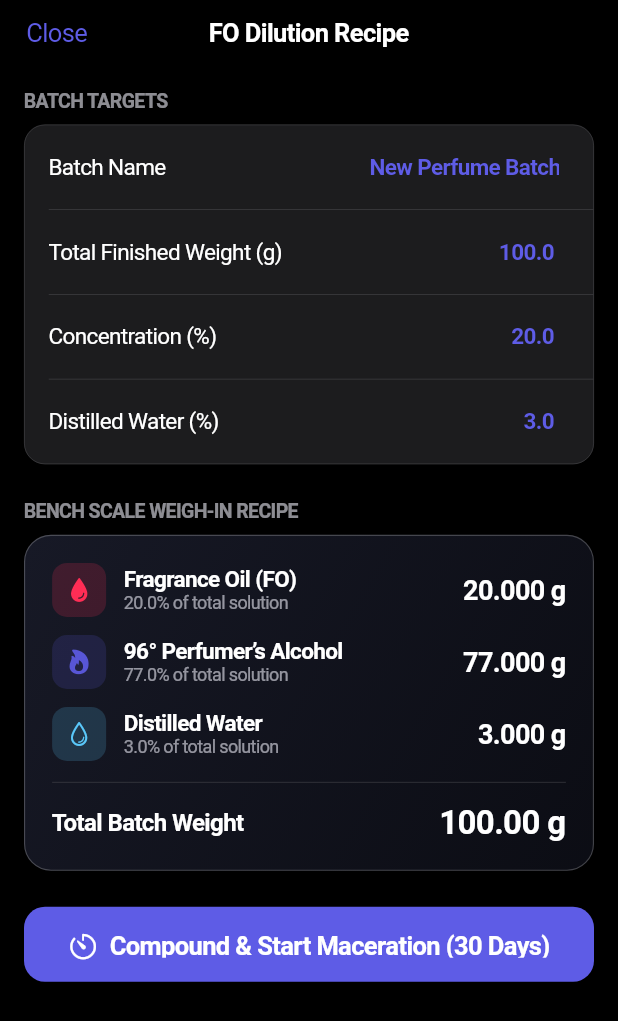
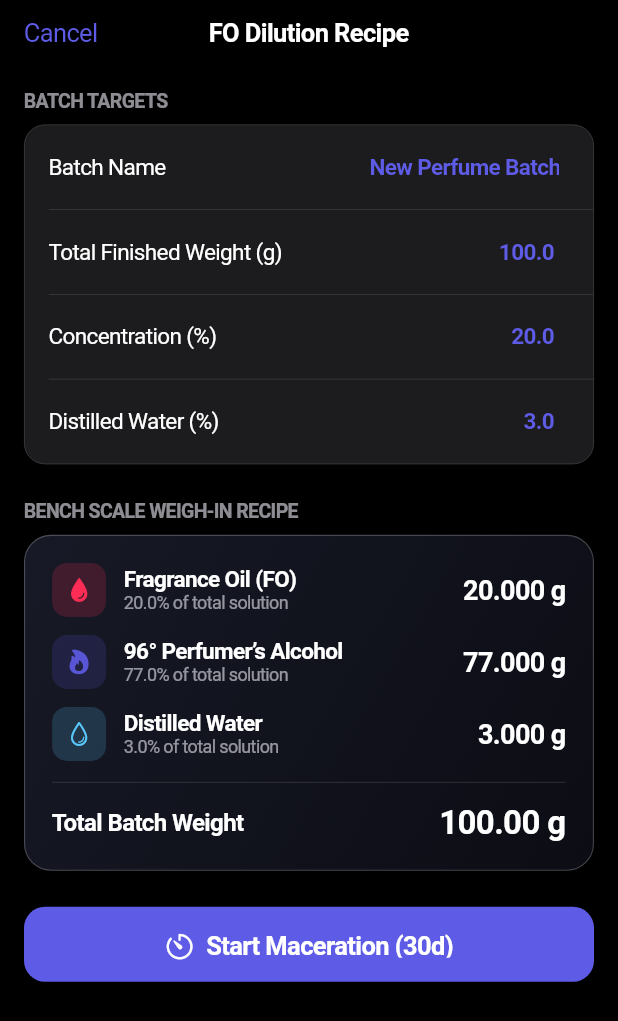
Before and after one commit to mohamedsayed1532/perfumer-lab, a Flutter app: the FoDilutionCalculatorSheet screen opened directly, on a phone screen of 412 x 824 dp. Shown: the top 1021 px of the screen. Run offline on Flutter 3.47's test engine with Material 3 defaults, Android fonts, the phone set to English and light mode, and no system bars; our stand-ins replace cupertino_ui, drift, drift_flutter, flutter_riverpod; accounts and stored records are empty; generated files the repository leaves out were written again; Roboto replaces fonts that are missing (.SF Pro Rounded).

Commit message:
fix(hig): resolve 29px button overflow in FO dilution sheet and standardize modal dismiss to Cancel

```diff
--- a/lib/features/ready_oils/presentation/fo_dilution_calculator_sheet.dart
+++ b/lib/features/ready_oils/presentation/fo_dilution_calculator_sheet.dart
@@ -114,7 +114,7 @@ class _FoDilutionCalculatorSheetState
         leading: CupertinoButton(
           padding: EdgeInsets.zero,
           onPressed: () => Navigator.pop(context),
-          child: const Text('Close'),
+          child: const Text('Cancel'),
         ),
       ),
       child: SafeArea(
@@ -274,9 +274,12 @@ class _FoDilutionCalculatorSheetState
                   children: [
                     Icon(CupertinoIcons.timer, size: 20),
                     SizedBox(width: 8),
-                    Text(
-                      'Compound & Start Maceration (30 Days)',
-                      style: TextStyle(fontWeight: FontWeight.w600),
+                    Flexible(
+                      child: Text(
+                        'Start Maceration (30d)',
+                        overflow: TextOverflow.ellipsis,
+                        style: TextStyle(fontWeight: FontWeight.w600),
+                      ),
                     ),
                   ],
                 ),
```
